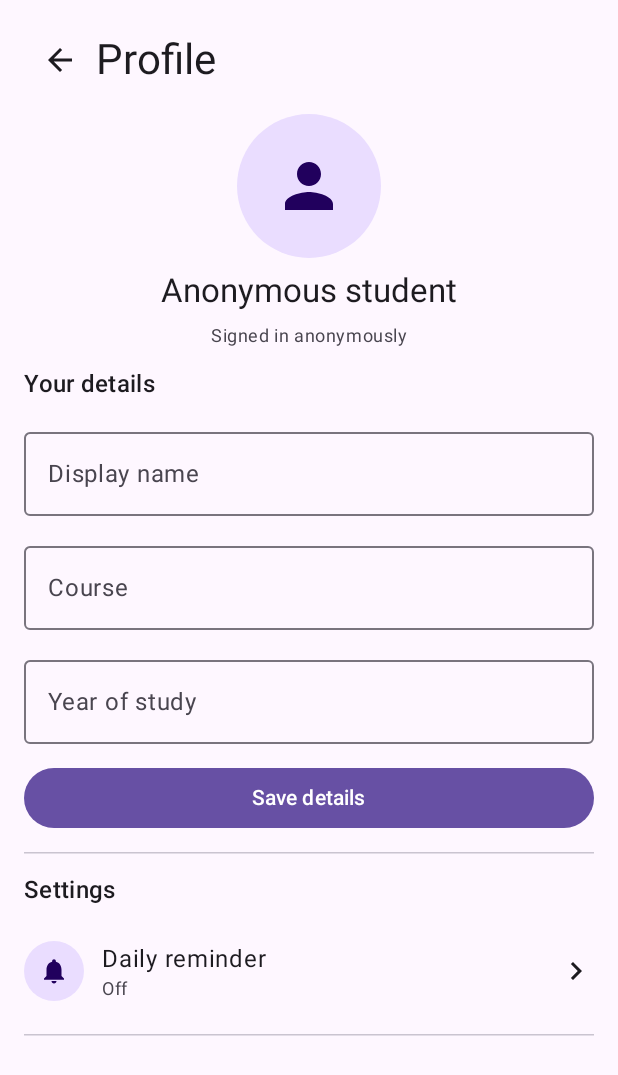
After one commit to MAD2IK/TUSMindSpace, an Android app built with Jetpack Compose: the composable ProfileScreen shown on its own in the app's theme, on a phone screen of 412 x 824 dp. The commit adds this screen. Shown: the top 1075 px of the screen. Run offline under Robolectric (Android 15) with nearby library versions, the phone set to English and light mode, and no system bars.

Commit message:
Profile page (firebase prep)

```diff
--- a/app/src/main/java/com/deepudinesh/tusmindspace/MainActivity.kt
+++ b/app/src/main/java/com/deepudinesh/tusmindspace/MainActivity.kt
@@ -42,6 +42,7 @@ import com.deepudinesh.tusmindspace.screens.JournalEntryScreen
 import com.deepudinesh.tusmindspace.screens.JournalHistoryScreen
 import com.deepudinesh.tusmindspace.screens.JournalScreen
 import com.deepudinesh.tusmindspace.screens.MeditateScreen
+import com.deepudinesh.tusmindspace.screens.ProfileScreen
 import com.deepudinesh.tusmindspace.screens.ResourcesScreen
 import com.deepudinesh.tusmindspace.screens.SessionTimerScreen
 import com.deepudinesh.tusmindspace.ui.theme.AppTheme
@@ -103,7 +104,8 @@ class MainActivity : ComponentActivity() {
                             composable("Home") {
                                 HomeScreen(
                                     onNavigate = navigateTo,
-                                    onCheckIn = { navController.navigate("CheckIn") }
+                                    onCheckIn = { navController.navigate("CheckIn") },
+                                    onProfile = { navController.navigate("Profile") }
                                 )
                             }
                             composable("CheckIn") {
@@ -164,6 +166,9 @@ class MainActivity : ComponentActivity() {
                             }
                             composable("Resources") { ResourcesScreen() }
                             composable("Contact") { ContactScreen() }
+                            composable("Profile") {
+                                ProfileScreen(onBack = { navController.popBackStack() })
+                            }
                         }
                     }
                 }
--- /dev/null
+++ b/app/src/main/java/com/deepudinesh/tusmindspace/data/ProfilePrefs.kt
@@ -0,0 +1,22 @@
+package com.deepudinesh.tusmindspace.data
+
+import android.content.Context
+
+object ProfilePrefs {
+    private const val PREFS = "profile_prefs"
+
+    private fun prefs(context: Context) =
+        context.getSharedPreferences(PREFS, Context.MODE_PRIVATE)
+
+    fun name(context: Context) = prefs(context).getString("name", "") ?: ""
+    fun course(context: Context) = prefs(context).getString("course", "") ?: ""
+    fun year(context: Context) = prefs(context).getString("year", "") ?: ""
+
+    fun save(context: Context, name: String, course: String, year: String) {
+        prefs(context).edit()
+            .putString("name", name)
+            .putString("course", course)
+            .putString("year", year)
+            .apply()
+    }
+}
--- a/app/src/main/java/com/deepudinesh/tusmindspace/screens/HomeScreen.kt
+++ b/app/src/main/java/com/deepudinesh/tusmindspace/screens/HomeScreen.kt
@@ -26,46 +26,18 @@ import com.deepudinesh.tusmindspace.components.StreakDialog
 import com.deepudinesh.tusmindspace.components.moodOptions
 import com.deepudinesh.tusmindspace.viewmodels.HomeViewModel
 import androidx.compose.runtime.setValue
-import android.Manifest
-import android.os.Build
-import androidx.activity.compose.rememberLauncherForActivityResult
-import androidx.activity.result.contract.ActivityResultContracts
-import androidx.compose.ui.platform.LocalContext
-import com.deepudinesh.tusmindspace.components.ReminderDialog
-import com.deepudinesh.tusmindspace.notifications.ReminderScheduler
 
 @Composable
 fun HomeScreen(
     onNavigate: (String) -> Unit,
     onCheckIn: () -> Unit,
+    onProfile: () -> Unit,
     viewModel: HomeViewModel = viewModel()
 ) {
     val streak by viewModel.streak.collectAsStateWithLifecycle()
     val week by viewModel.week.collectAsStateWithLifecycle()
     val checkIns by viewModel.checkIns.collectAsStateWithLifecycle()
     var showStreak by rememberSaveable { mutableStateOf(false) }
-
-    val context = LocalContext.current
-    var showReminder by rememberSaveable { mutableStateOf(false) }
-    val permissionLauncher = rememberLauncherForActivityResult(
-        ActivityResultContracts.RequestPermission()
-    ) { }
-
-    if (showReminder) {
-        ReminderDialog(
-            enabled = ReminderScheduler.isEnabled(context),
-            hour = ReminderScheduler.hour(context),
-            minute = ReminderScheduler.minute(context),
-            onSave = { on, hour, minute ->
-                ReminderScheduler.save(context, on, hour, minute)
-                if (on && Build.VERSION.SDK_INT >= 33) {
-                    permissionLauncher.launch(Manifest.permission.POST_NOTIFICATIONS)
-                }
-                showReminder = false
-            },
-            onDismiss = { showReminder = false }
-        )
-    }
 
     if (showStreak) {
         StreakDialog(streak = streak, onDismiss = { showStreak = false })
@@ -80,7 +52,7 @@ fun HomeScreen(
     ) {
         HomeTopBar(
             streakDays = streak,
-            onProfileClick = { showReminder = true },
+            onProfileClick = onProfile,
             onStreakClick = { showStreak = true }
         )
 
--- /dev/null
+++ b/app/src/main/java/com/deepudinesh/tusmindspace/screens/ProfileScreen.kt
@@ -0,0 +1,148 @@
+package com.deepudinesh.tusmindspace.screens
+
+import android.Manifest
+import android.os.Build
+import androidx.activity.compose.rememberLauncherForActivityResult
+import androidx.activity.result.contract.ActivityResultContracts
+import androidx.compose.foundation.layout.Arrangement
+import androidx.compose.foundation.layout.Column
+import androidx.compose.foundation.layout.Row
+import androidx.compose.foundation.layout.fillMaxSize
+import androidx.compose.foundation.layout.fillMaxWidth
+import androidx.compose.foundation.layout.padding
+import androidx.compose.foundation.rememberScrollState
+import androidx.compose.foundation.verticalScroll
+import androidx.compose.material.icons.Icons
+import androidx.compose.material.icons.automirrored.filled.ArrowBack
+import androidx.compose.material.icons.filled.Notifications
+import androidx.compose.material.icons.filled.Person
+import androidx.compose.material3.Button
+import androidx.compose.material3.HorizontalDivider
+import androidx.compose.material3.Icon
+import androidx.compose.material3.IconButton
+import androidx.compose.material3.MaterialTheme
+import androidx.compose.material3.OutlinedTextField
+import androidx.compose.material3.Text
+import androidx.compose.runtime.Composable
+import androidx.compose.runtime.getValue
+import androidx.compose.runtime.mutableStateOf
+import androidx.compose.runtime.saveable.rememberSaveable
+import androidx.compose.runtime.setValue
+import androidx.compose.ui.Alignment
+import androidx.compose.ui.Modifier
+import androidx.compose.ui.platform.LocalContext
+import androidx.compose.ui.unit.dp
+import com.deepudinesh.tusmindspace.components.ReminderDialog
+import com.deepudinesh.tusmindspace.components.ResourcesRow
+import com.deepudinesh.tusmindspace.components.SolidCircleWithImageVectorIcon
+import com.deepudinesh.tusmindspace.data.ProfilePrefs
+import com.deepudinesh.tusmindspace.notifications.ReminderScheduler
+
+@Composable
+fun ProfileScreen(onBack: () -> Unit) {
+    val context = LocalContext.current
+
+    var name by rememberSaveable { mutableStateOf(ProfilePrefs.name(context)) }
+    var course by rememberSaveable { mutableStateOf(ProfilePrefs.course(context)) }
+    var year by rememberSaveable { mutableStateOf(ProfilePrefs.year(context)) }
+    var saved by rememberSaveable { mutableStateOf(false) }
+
+    var reminderOn by rememberSaveable { mutableStateOf(ReminderScheduler.isEnabled(context)) }
+    var reminderHour by rememberSaveable { mutableStateOf(ReminderScheduler.hour(context)) }
+    var reminderMinute by rememberSaveable { mutableStateOf(ReminderScheduler.minute(context)) }
+    var showReminder by rememberSaveable { mutableStateOf(false) }
+
+    val permissionLauncher = rememberLauncherForActivityResult(
+        ActivityResultContracts.RequestPermission()
+    ) { }
+
+    if (showReminder) {
+        ReminderDialog(
+            enabled = reminderOn,
+            hour = reminderHour,
+            minute = reminderMinute,
+            onSave = { on, hour, minute ->
+                ReminderScheduler.save(context, on, hour, minute)
+                if (on && Build.VERSION.SDK_INT >= 33) {
+                    permissionLauncher.launch(Manifest.permission.POST_NOTIFICATIONS)
+                }
+                reminderOn = on
+                reminderHour = hour
+                reminderMinute = minute
+                showReminder = false
+            },
+            onDismiss = { showReminder = false }
+        )
+    }
+
+    Column(
+        modifier = Modifier
+            .fillMaxSize()
+            .padding(16.dp)
+            .verticalScroll(rememberScrollState()),
+        verticalArrangement = Arrangement.spacedBy(12.dp)
+    ) {
+        Row(verticalAlignment = Alignment.CenterVertically) {
+            IconButton(onClick = onBack) {
+                Icon(Icons.AutoMirrored.Filled.ArrowBack, contentDescription = "Back")
+            }
+            Text("Profile", style = MaterialTheme.typography.headlineMedium)
+        }
+
+        Column(
+            modifier = Modifier.fillMaxWidth(),
+            horizontalAlignment = Alignment.CenterHorizontally,
+            verticalArrangement = Arrangement.spacedBy(8.dp)
+        ) {
+            SolidCircleWithImageVectorIcon(icon = Icons.Filled.Person, iconSize = 48, circleSize = 96)
+            Text(name.ifBlank { "Anonymous student" }, style = MaterialTheme.typography.titleLarge)
+            Text(
+                "Signed in anonymously",
+                style = MaterialTheme.typography.bodySmall,
+                color = MaterialTheme.colorScheme.onSurfaceVariant
+            )
+        }
+
+        Text("Your details", style = MaterialTheme.typography.titleMedium)
+        OutlinedTextField(
+            value = name,
+            onValueChange = { name = it; saved = false },
+            label = { Text("Display name") },
+            singleLine = true,
+            modifier = Modifier.fillMaxWidth()
+        )
+        OutlinedTextField(
+            value = course,
+            onValueChange = { course = it; saved = false },
+            label = { Text("Course") },
+            singleLine = true,
+            modifier = Modifier.fillMaxWidth()
+        )
+        OutlinedTextField(
+            value = year,
+            onValueChange = { year = it; saved = false },
+            label = { Text("Year of study") },
+            singleLine = true,
+            modifier = Modifier.fillMaxWidth()
+        )
+        Button(
+            onClick = {
+                ProfilePrefs.save(context, name.trim(), course.trim(), year.trim())
+                saved = true
+            },
+            modifier = Modifier.fillMaxWidth()
+        ) {
+            Text(if (saved) "Saved" else "Save details")
+        }
+
+        HorizontalDivider()
+
+        Text("Settings", style = MaterialTheme.typography.titleMedium)
+        ResourcesRow(
+            icon = Icons.Filled.Notifications,
+            title = "Daily reminder",
+            subtitle = if (reminderOn) "On · %02d:%02d".format(reminderHour, reminderMinute) else "Off",
+            onClick = { showReminder = true }
+        )
+    }
+}
```
